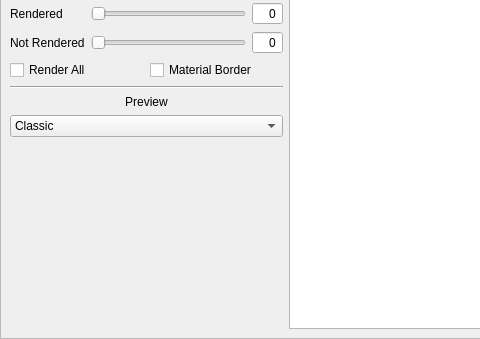
Qt form ui/uifiles/settings/tiles.ui (timofey260/RWE-Sharp) before a commit; both pictures show x 0 to 480 and y 118 to 457 of the 572 by 457 pixel window.
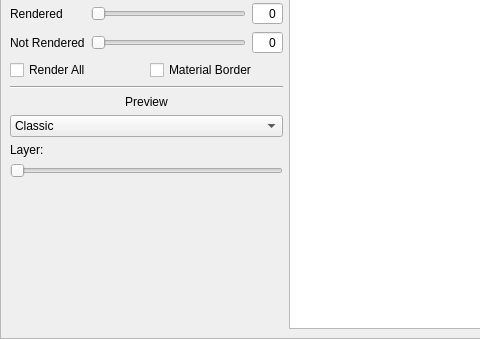
The same form after that commit. Custom widgets are drawn as their Qt base class.

```diff
--- a/ui/uifiles/settings/tiles.ui
+++ b/ui/uifiles/settings/tiles.ui
@@ -301,6 +301,20 @@
            </item>
           </widget>
          </item>
+         <item>
+          <widget class="QLabel" name="label_5">
+           <property name="text">
+            <string>Layer:</string>
+           </property>
+          </widget>
+         </item>
+         <item>
+          <widget class="QSlider" name="LayerSlider">
+           <property name="orientation">
+            <enum>Qt::Orientation::Horizontal</enum>
+           </property>
+          </widget>
+         </item>
          <item>
           <spacer name="verticalSpacer">
            <property name="orientation">
```
